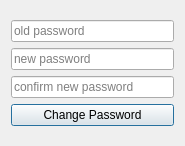
Qt form training-diary/changepassword.ui (userDymon/training-diary) before a commit.
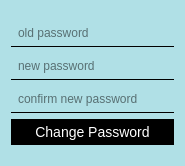
The same form after that commit.

The edit to the form file:
```diff
--- a/training-diary/changepassword.ui
+++ b/training-diary/changepassword.ui
@@ -7,11 +7,35 @@
     <x>0</x>
     <y>0</y>
     <width>185</width>
-    <height>146</height>
+    <height>166</height>
    </rect>
   </property>
   <property name="windowTitle">
-   <string>Dialog</string>
+   <string>Change password</string>
+  </property>
+  <property name="styleSheet">
+   <string notr="true">QWidget {
+	border: none; 
+    background-color: PowderBlue; 
+}
+QLineEdit {
+    background: transparent; /* робимо фон прозорим */
+    border: none; /* видаляємо всі рамки */
+    border-bottom: 1px solid #000000; /* тільки нижня лінія, чорна */
+    padding: 5px;
+    color: #000000; /* чорний колір тексту */
+}
+
+QPushButton {
+    background-color: #000000; /* чорний фон для кнопки */
+    color: #FFFFFF; /* білий колір тексту на кнопці */
+    padding: 5px 10px;
+    font-size: 14px;
+    border: none;
+}
+
+
+</string>
   </property>
   <layout class="QVBoxLayout" name="verticalLayout_2">
    <item>
```
